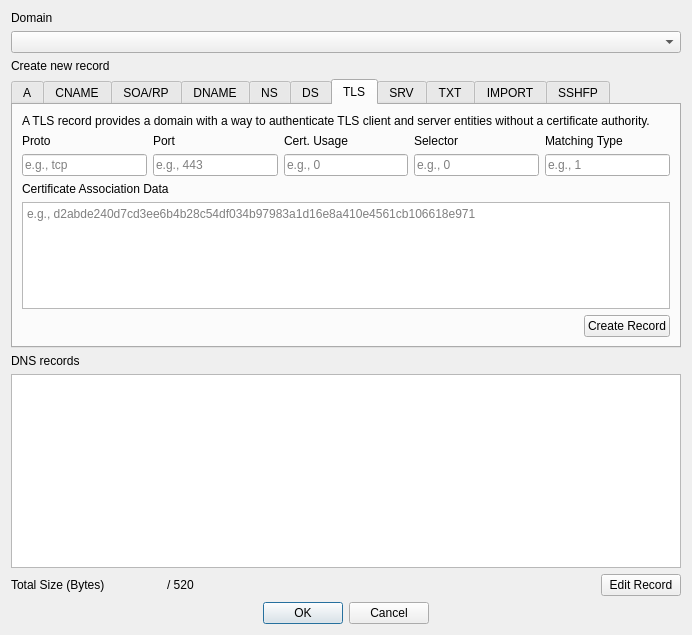
stormychel/electrum-chi, file electrum_nmc/electrum/gui/qt/forms/dnsdialog.ui: the form before one commit.
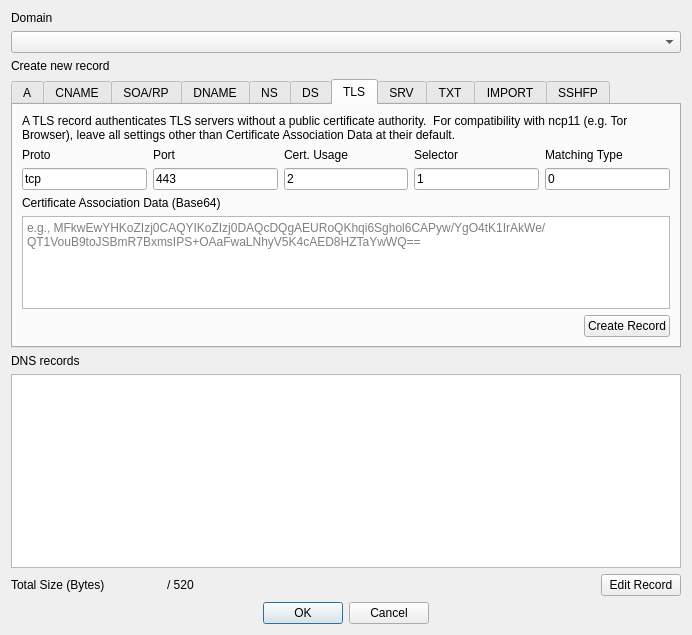
The form after the commit. The open tabs and pages were chosen to show the change. Custom widgets are drawn as their Qt base class.

Commit message: Namecoin: Improve GUI text for TLS DNS records

What changed in the file:
```diff
--- a/electrum_nmc/electrum/gui/qt/forms/dnsdialog.ui
+++ b/electrum_nmc/electrum/gui/qt/forms/dnsdialog.ui
@@ -612,7 +612,7 @@
        <item>
         <widget class="QLabel" name="labelTLSDesc">
          <property name="text">
-          <string>A TLS record provides a domain with a way to authenticate TLS client and server entities without a certificate authority.</string>
+          <string>A TLS record authenticates TLS servers without a public certificate authority.  For compatibility with ncp11 (e.g. Tor Browser), leave all settings other than Certificate Association Data at their default.</string>
          </property>
          <property name="wordWrap">
           <bool>true</bool>
@@ -641,6 +641,9 @@
              <property name="placeholderText">
               <string>e.g., tcp</string>
              </property>
+             <property name="text">
+              <string>tcp</string>
+             </property>
             </widget>
            </item>
           </layout>
@@ -665,6 +668,9 @@
              <property name="placeholderText">
               <string>e.g., 443</string>
              </property>
+             <property name="text">
+              <string>443</string>
+             </property>
             </widget>
            </item>
           </layout>
@@ -687,7 +693,10 @@
            <item>
             <widget class="QValidatedLineEdit" name="editTLSCertUsage">
              <property name="placeholderText">
-              <string>e.g., 0</string>
+              <string>e.g., 2</string>
+             </property>
+             <property name="text">
+              <string>2</string>
              </property>
             </widget>
            </item>
@@ -711,7 +720,10 @@
            <item>
             <widget class="QValidatedLineEdit" name="editTLSSelector">
              <property name="placeholderText">
-              <string>e.g., 0</string>
+              <string>e.g., 1</string>
+             </property>
+             <property name="text">
+              <string>1</string>
              </property>
             </widget>
            </item>
@@ -735,7 +747,10 @@
            <item>
             <widget class="QValidatedLineEdit" name="editTLSMatchingType">
              <property name="placeholderText">
-              <string>e.g., 1</string>
+              <string>e.g., 0</string>
+             </property>
+             <property name="text">
+              <string>0</string>
              </property>
             </widget>
            </item>
@@ -746,14 +761,14 @@
        <item>
         <widget class="QLabel" name="label_24">
          <property name="text">
-          <string>Certificate Association Data</string>
+          <string>Certificate Association Data (Base64)</string>
          </property>
         </widget>
        </item>
        <item>
         <widget class="QPlainTextEdit" name="editTLSData">
          <property name="placeholderText">
-          <string>e.g., d2abde240d7cd3ee6b4b28c54df034b97983a1d16e8a410e4561cb106618e971</string>
+          <string>e.g., MFkwEwYHKoZIzj0CAQYIKoZIzj0DAQcDQgAEURoQKhqi6Sghol6CAPyw/YgO4tK1IrAkWe/QT1VouB9toJSBmR7BxmsIPS+OAaFwaLNhyV5K4cAED8HZTaYwWQ==</string>
          </property>
         </widget>
        </item>
```
